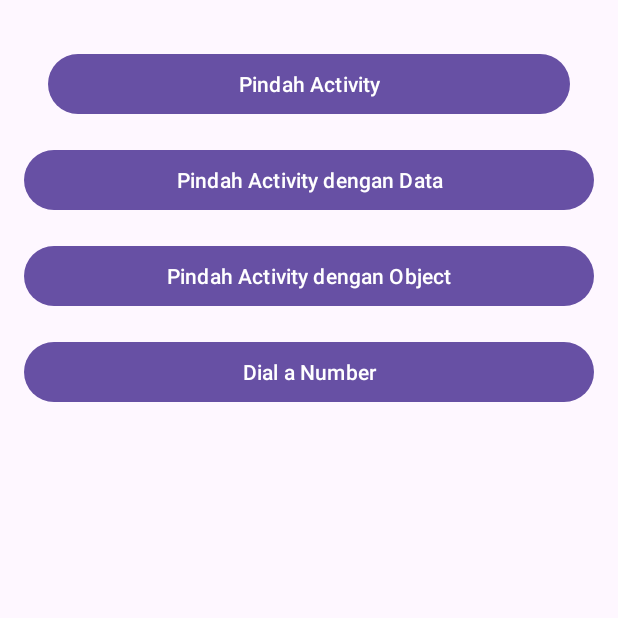
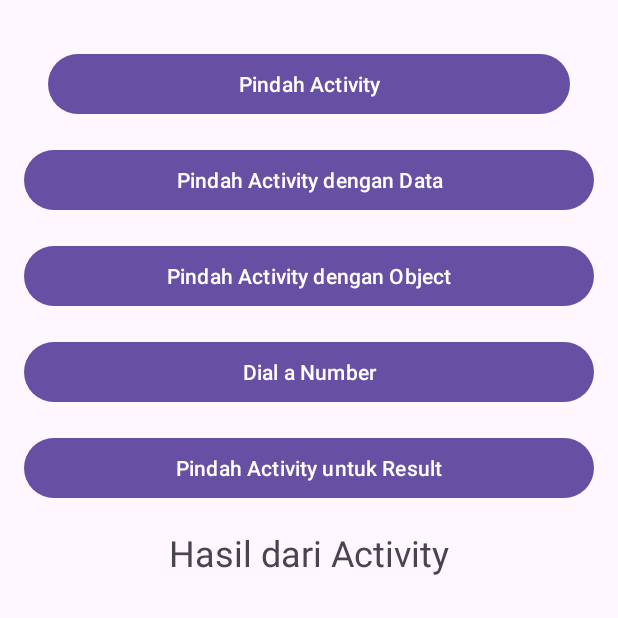
Before and after one commit to Raqhib/MyIntentApp, an Android app: the screen it shows after launch (MainActivity), on a phone screen of 412 x 824 dp, the top half of it. Run offline under Robolectric (Android 15) with nearby library versions, the phone set to English and light mode, and no system bars.

Commit message:
Mendapatkan Nilai Balik dari Intent menggunakan registerForActivityResult dengan parameter ActivityResultContract berupa ActivityResultContracts

```diff
--- a/app/src/main/AndroidManifest.xml
+++ b/app/src/main/AndroidManifest.xml
@@ -12,6 +12,9 @@
         android:supportsRtl="true"
         android:theme="@style/Theme.MyIntentApp"
         tools:targetApi="31">
+        <activity
+            android:name=".MoveForResultActivity"
+            android:exported="false" />
         <activity
             android:name=".MoveWithObjectActivity"
             android:exported="false" />
--- a/app/src/main/java/id/mondo/myintentapp/MainActivity.kt
+++ b/app/src/main/java/id/mondo/myintentapp/MainActivity.kt
@@ -5,9 +5,24 @@ import android.net.Uri
 import android.os.Bundle
 import android.view.View
 import android.widget.Button
+import android.widget.TextView
+import androidx.activity.result.contract.ActivityResultContracts
 import androidx.appcompat.app.AppCompatActivity
 
 class MainActivity : AppCompatActivity(), View.OnClickListener {
+
+    private lateinit var tvResult: TextView
+    private val resultLauncher = registerForActivityResult(
+        ActivityResultContracts.StartActivityForResult()
+    ){ result ->
+        if (result.resultCode == MoveForResultActivity.RESULT_CODE && result.data != null){
+            val selectedvalue =
+                result.data?.getIntExtra(MoveForResultActivity.EXTRA_SELECTED_VALUE, 0)
+            tvResult.text = "Hasil : $selectedvalue"
+        }
+
+    }
+
     override fun onCreate(savedInstanceState: Bundle?) {
         super.onCreate(savedInstanceState)
         setContentView(R.layout.activity_main)
@@ -23,6 +38,13 @@ class MainActivity : AppCompatActivity(), View.OnClickListener {
 
         val btnDialPhone: Button = findViewById(R.id.btn_dial_number)
         btnDialPhone.setOnClickListener(this)
+
+        val btnMoveForResult:Button = findViewById(R.id.btn_move_for_result)
+        btnMoveForResult.setOnClickListener(this)
+
+        tvResult = findViewById(R.id.tv_result)
+
+
 
     }
 
@@ -56,6 +78,10 @@ class MainActivity : AppCompatActivity(), View.OnClickListener {
                 startActivity(dialPhoneIntent)
 
             }
+            R.id.btn_move_for_result -> {
+                val moveForResultIntent = Intent(this@MainActivity, MoveForResultActivity::class.java)
+                resultLauncher.launch(moveForResultIntent)
+            }
         }
     }
 }
--- a/app/src/main/res/layout/activity_main.xml
+++ b/app/src/main/res/layout/activity_main.xml
@@ -38,6 +38,21 @@
         android:layout_marginBottom="16dp"
         android:text="@string/dial_number" />
 
+    <Button
+        android:id="@+id/btn_move_for_result"
+        android:layout_width="match_parent"
+        android:layout_height="wrap_content"
+        android:layout_marginBottom="16dp"
+        android:text="@string/move_with_result"/>
+
+    <TextView
+        android:id="@+id/tv_result"
+        android:layout_width="match_parent"
+        android:layout_height="wrap_content"
+        android:gravity="center"
+        android:text="@string/result_from_activity"
+        android:textSize="24sp"/>
+
 
 
 </LinearLayout>
```
Also changed, not shown: app/src/main/java/id/mondo/myintentapp/MoveForResultActivity.kt (added, +54 -0 lines), app/src/main/res/layout/activity_move_for_result.xml (added, +60 -0 lines).
